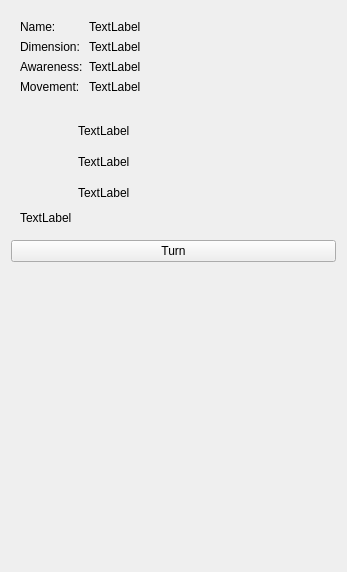
This is arkhorclient/gui/monsterwidget.ui in kingnak/arkhor as Qt 5 draws it before an edit. The edited form follows.
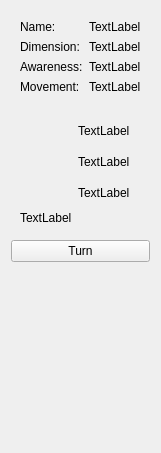
This is the edited form. Icons and pictures are not drawn. Custom widgets are drawn as their Qt base class.

```diff
--- a/arkhorclient/gui/monsterwidget.ui
+++ b/arkhorclient/gui/monsterwidget.ui
@@ -6,16 +6,10 @@
    <rect>
     <x>0</x>
     <y>0</y>
-    <width>347</width>
-    <height>572</height>
+    <width>159</width>
+    <height>453</height>
    </rect>
   </property>
-  <property name="sizePolicy">
-   <sizepolicy hsizetype="Minimum" vsizetype="Minimum">
-    <horstretch>0</horstretch>
-    <verstretch>0</verstretch>
-   </sizepolicy>
-  </property>
   <property name="windowTitle">
    <string>Form</string>
   </property>
@@ -206,10 +200,24 @@
     </widget>
    </item>
    <item>
-    <widget class="MonsterBackWidget" name="wgtBackImg" native="true"/>
+    <widget class="MonsterBackWidget" name="wgtBackImg" native="true">
+     <property name="maximumSize">
+      <size>
+       <width>200</width>
+       <height>16777215</height>
+      </size>
+     </property>
+    </widget>
    </item>
    <item>
-    <widget class="MonsterFrontWidget" name="wgtFrontImg" native="true"/>
+    <widget class="MonsterFrontWidget" name="wgtFrontImg" native="true">
+     <property name="maximumSize">
+      <size>
+       <width>200</width>
+       <height>16777215</height>
+      </size>
+     </property>
+    </widget>
    </item>
   </layout>
  </widget>
```
